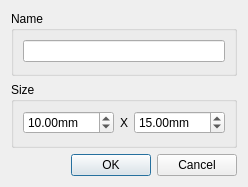
Qt form cfrmedit.ui (PavelMr/skytechx) before a commit.
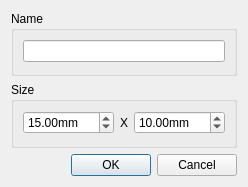
The same form after that commit.

The edit to the form file:
```diff
--- a/cfrmedit.ui
+++ b/cfrmedit.ui
@@ -61,7 +61,7 @@
         <item>
          <layout class="QHBoxLayout" name="horizontalLayout_2">
           <item>
-           <widget class="QDoubleSpinBox" name="doubleSpinBox_2">
+           <widget class="QDoubleSpinBox" name="doubleSpinBox">
             <property name="suffix">
              <string>mm</string>
             </property>
@@ -72,7 +72,7 @@
              <double>1200.000000000000000</double>
             </property>
             <property name="value">
-             <double>10.000000000000000</double>
+             <double>15.000000000000000</double>
             </property>
            </widget>
           </item>
@@ -84,7 +84,7 @@
            </widget>
           </item>
           <item>
-           <widget class="QDoubleSpinBox" name="doubleSpinBox">
+           <widget class="QDoubleSpinBox" name="doubleSpinBox_2">
             <property name="suffix">
              <string>mm</string>
             </property>
@@ -95,7 +95,7 @@
              <double>1200.000000000000000</double>
             </property>
             <property name="value">
-             <double>15.000000000000000</double>
+             <double>10.000000000000000</double>
             </property>
            </widget>
           </item>
```
Left out of the diff: 1 changed line with no effect on the pictures.
